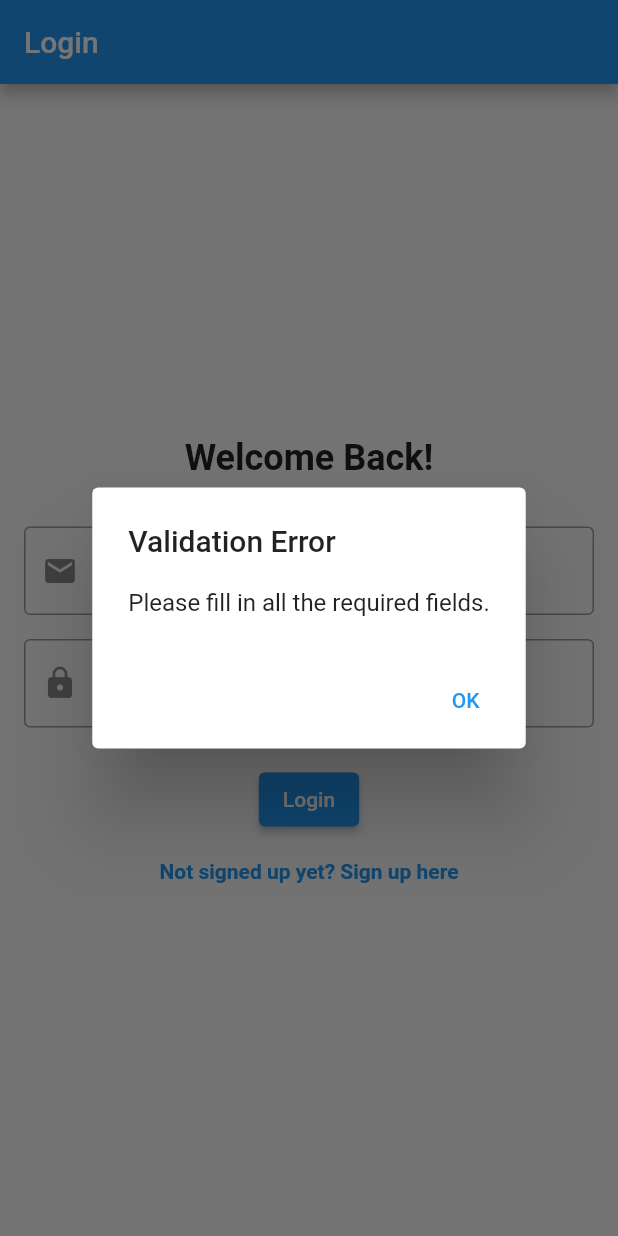
After one commit to AnexDev1/Historia, a Flutter app: the screen it shows after launch, after a tap on "Login", on a phone screen of 412 x 824 dp. The commit adds this screen. Run offline on Flutter 3.47's test engine with Material 2 defaults, Android fonts, the phone set to English and light mode, and no system bars; our stand-ins replace cloud_firestore, firebase_auth, firebase_core; accounts and stored records are empty.

Commit message:
implemented login and signup

```diff
--- a/lib/main.dart
+++ b/lib/main.dart
@@ -1,6 +1,9 @@
 import 'package:flutter/material.dart';
 import 'package:historia/screens/home_page.dart';
 import 'package:firebase_core/firebase_core.dart';
+import 'package:historia/screens/login.dart';
+import 'package:historia/screens/login.dart';
+import 'package:firebase_auth/firebase_auth.dart';
 
 void main() async {
   WidgetsFlutterBinding.ensureInitialized();
@@ -13,9 +16,11 @@ class MyApp extends StatelessWidget {
 
   @override
   Widget build(BuildContext context) {
-    return const MaterialApp(
+    User? user = FirebaseAuth.instance.currentUser;
+    Widget initialScreen = user == null ? LoginPage() : HomePage();
+    return MaterialApp(
       debugShowCheckedModeBanner: false,
-      home: HomePage(),
+      home: initialScreen,
     );
   }
 }
--- /dev/null
+++ b/lib/screens/login.dart
@@ -0,0 +1,159 @@
+import 'package:flutter/material.dart';
+import 'package:firebase_auth/firebase_auth.dart';
+import 'package:historia/screens/home_page.dart';
+import 'package:historia/screens/signup.dart';
+
+class LoginPage extends StatefulWidget {
+  @override
+  _LoginPageState createState() => _LoginPageState();
+}
+
+class _LoginPageState extends State<LoginPage> {
+  final TextEditingController _emailController = TextEditingController();
+  final TextEditingController _passwordController = TextEditingController();
+
+  Future<void> _login() async {
+    try {
+      final String email = _emailController.text.trim();
+      final String password = _passwordController.text.trim();
+
+      if (email.isEmpty || password.isEmpty) {
+        // Perform validation for required fields
+        showDialog(
+          context: context,
+          builder: (BuildContext context) {
+            return AlertDialog(
+              title: const Text('Validation Error'),
+              content: const Text('Please fill in all the required fields.'),
+              actions: <Widget>[
+                TextButton(
+                  child: const Text('OK'),
+                  onPressed: () {
+                    Navigator.of(context).pop();
+                  },
+                ),
+              ],
+            );
+          },
+        );
+        return;
+      }
+
+      // Sign in with email and password
+      await FirebaseAuth.instance.signInWithEmailAndPassword(
+        email: email,
+        password: password,
+      );
+
+      // Show success message
+      showDialog(
+        context: context,
+        builder: (BuildContext context) {
+          return AlertDialog(
+            title: const Text('Login Successful'),
+            content: const Text('You have successfully logged in.'),
+            actions: <Widget>[
+              TextButton(
+                child: const Text('OK'),
+                onPressed: () {
+                  Navigator.of(context).pop();
+                },
+              ),
+            ],
+          );
+        },
+      );
+
+      // Navigate to the home page upon successful login
+      Navigator.pushReplacement(
+        context,
+        MaterialPageRoute(
+          builder: (context) => const HomePage(),
+        ),
+      );
+    } catch (error) {
+      // Show error popup
+      showDialog(
+        context: context,
+        builder: (BuildContext context) {
+          return AlertDialog(
+            title: const Text('Login Failed'),
+            content: const Text('Invalid email or password. Please try again.'),
+            actions: <Widget>[
+              TextButton(
+                child: const Text('OK'),
+                onPressed: () {
+                  Navigator.of(context).pop();
+                },
+              ),
+            ],
+          );
+        },
+      );
+    }
+  }
+
+  @override
+  Widget build(BuildContext context) {
+    return Scaffold(
+      appBar: AppBar(
+        title: const Text('Login'),
+      ),
+      body: Padding(
+        padding: const EdgeInsets.all(16.0),
+        child: Column(
+          mainAxisAlignment: MainAxisAlignment.center,
+          children: [
+            const Text(
+              'Welcome Back!',
+              style: TextStyle(
+                fontSize: 24,
+                fontWeight: FontWeight.bold,
+              ),
+            ),
+            const SizedBox(height: 32.0),
+            TextField(
+              controller: _emailController,
+              decoration: const InputDecoration(
+                labelText: 'Email',
+                prefixIcon: Icon(Icons.email),
+                border: OutlineInputBorder(),
+              ),
+            ),
+            const SizedBox(height: 16.0),
+            TextField(
+              controller: _passwordController,
+              decoration: const InputDecoration(
+                labelText: 'Password',
+                prefixIcon: Icon(Icons.lock),
+                border: OutlineInputBorder(),
+              ),
+              obscureText: true,
+            ),
+            const SizedBox(height: 24.0),
+            ElevatedButton(
+              onPressed: _login,
+              child: const Text('Login'),
+            ),
+            const SizedBox(height: 16.0),
+            GestureDetector(
+              onTap: () {
+                Navigator.push(
+                  context,
+                  MaterialPageRoute(builder: (context) => SignUpPage()),
+                );
+              },
+              child: const Text(
+                'Not signed up yet? Sign up here',
+                style: TextStyle(
+                  color: Colors.blue,
+                  fontWeight: FontWeight.bold,
+                ),
+              ),
+            ),
+          ],
+        ),
+      ),
+    );
+  }
+}
--- a/pubspec.yaml
+++ b/pubspec.yaml
@@ -15,6 +15,7 @@ dependencies:
   cupertino_icons: ^1.0.2
   firebase_core: ^2.14.0
   cloud_firestore: ^4.8.1
+  firebase_auth: ^4.6.3
 
 dev_dependencies:
   flutter_test:
```
Also changed, not shown: lib/components/drawer_widget.dart (+66 -9 lines), lib/screens/home_page.dart (+41 -25 lines), lib/screens/signup.dart (added, +204 -0 lines), pubspec.lock.
